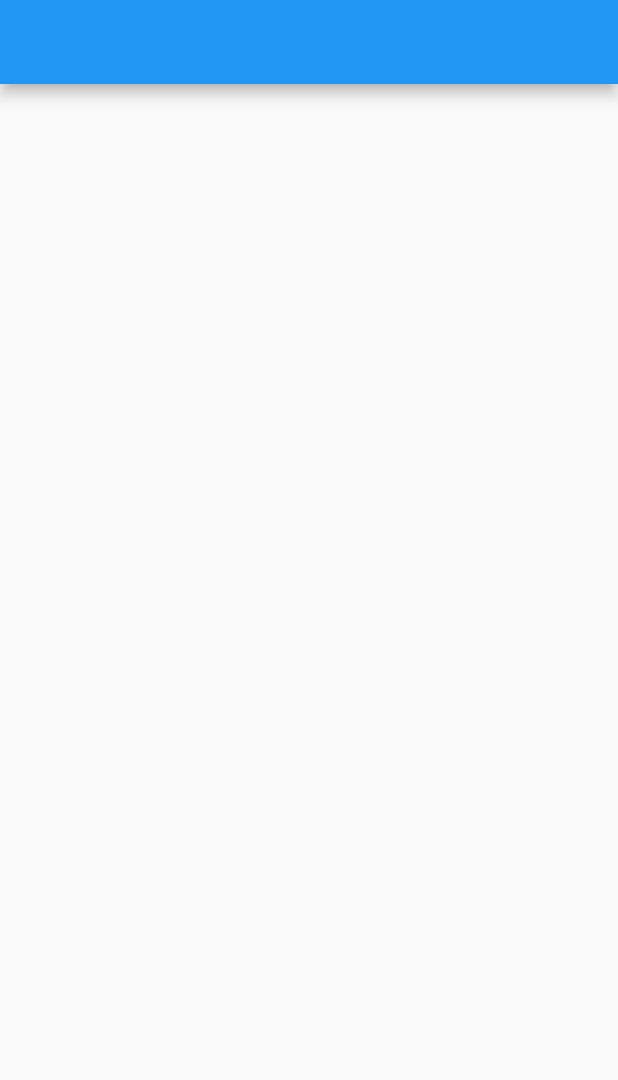
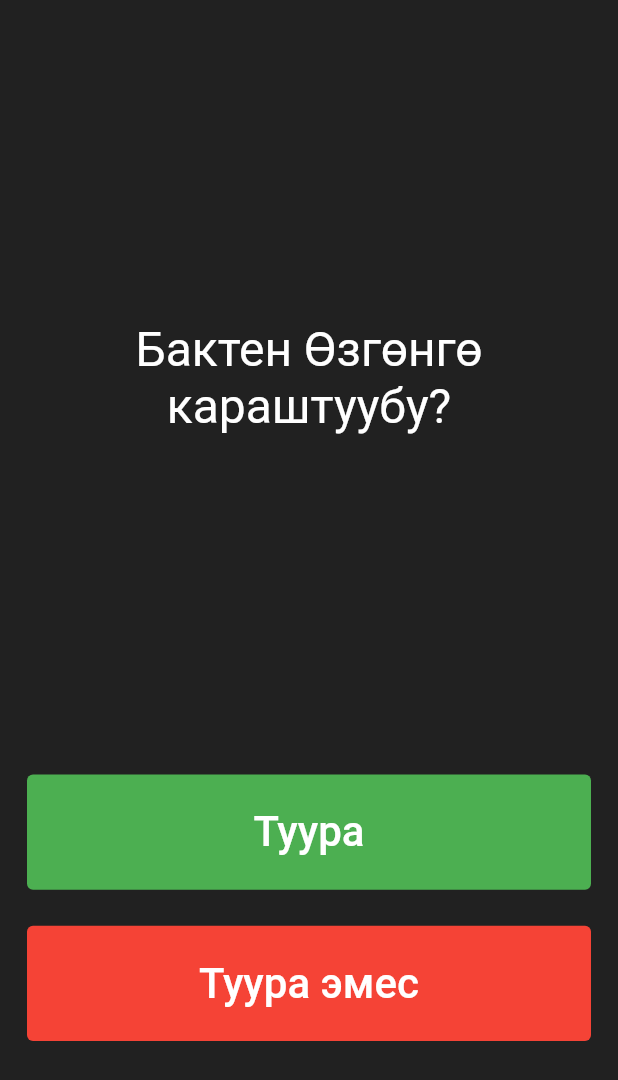
Before and after one commit to azackmatoff/kurs3_sabak5, a Flutter app: the screen it shows after launch, on a phone screen of 412 x 824 dp. Shown: the top 1080 px of the screen. Run offline on Flutter 3.47's test engine with Material 2 defaults, Android fonts, the phone set to English and light mode, and no system bars.

Commit message:
sabak5 buttu

```diff
--- /dev/null
+++ b/lib/expanded_text_button.dart
@@ -0,0 +1,40 @@
+import 'package:flutter/material.dart';
+
+class ExpandedTextButton extends StatelessWidget {
+  final Color buttonBgColor;
+  final String buttonText;
+  final Function onPressed;
+
+  const ExpandedTextButton({
+    Key key,
+    this.buttonBgColor,
+    this.buttonText,
+    this.onPressed,
+  }) : super(key: key);
+
+  @override
+  Widget build(BuildContext context) {
+    return Expanded(
+      child: Padding(
+        padding: const EdgeInsets.symmetric(
+          vertical: 12.0,
+        ),
+        child: TextButton(
+          onPressed: onPressed,
+          child: Text(
+            buttonText,
+            style: TextStyle(
+              color: Colors.white,
+              fontSize: 28.0,
+            ),
+          ),
+          style: ButtonStyle(
+            backgroundColor: MaterialStateProperty.all(
+              buttonBgColor,
+            ),
+          ),
+        ),
+      ),
+    );
+  }
+}
--- a/lib/main.dart
+++ b/lib/main.dart
@@ -1,6 +1,10 @@
 import 'package:flutter/material.dart';
+import 'package:kurs3_sabak5/question_page.dart';
+import 'package:kurs3_sabak5/questions_brain.dart';
 
 import 'home_view.dart';
+
+//final QuestionsBrain questionsBrain = QuestionsBrain(); //Global variable
 
 void main() {
   runApp(MyApp());
@@ -12,7 +16,11 @@ class MyApp extends StatelessWidget {
   @override
   Widget build(BuildContext context) {
     return MaterialApp(
-      home: HomeView(),
+      debugShowCheckedModeBanner: false,
+      theme: ThemeData.dark().copyWith(
+        scaffoldBackgroundColor: Color(0xff212121),
+      ),
+      home: QuestionPage(),
     );
   }
 }
--- /dev/null
+++ b/lib/question.dart
@@ -0,0 +1,6 @@
+class Question {
+  String question;
+  bool answer;
+
+  Question({this.answer, this.question});
+}
--- /dev/null
+++ b/lib/question_page.dart
@@ -0,0 +1,164 @@
+import 'package:flutter/material.dart';
+import 'package:kurs3_sabak5/expanded_text_button.dart';
+import 'package:kurs3_sabak5/questions_brain.dart';
+
+class QuestionPage extends StatefulWidget {
+  const QuestionPage({Key key}) : super(key: key);
+
+  @override
+  _QuestionPageState createState() => _QuestionPageState();
+}
+
+class _QuestionPageState extends State<QuestionPage> {
+  List<Widget> icons = <Widget>[];
+
+  int count = 0;
+
+  String questionText = 'No Questions';
+
+  Icon correctIcon = Icon(
+    Icons.check,
+    color: Colors.green,
+    size: 32.0,
+  );
+  Icon inCorrectIcon = Icon(
+    Icons.close,
+    color: Colors.red,
+    size: 32.0,
+  );
+
+  @override
+  void initState() {
+    super.initState();
+    print('initState========');
+    questionText = QuestionsBrain().getQuestion();
+  }
+
+  // Scope, global
+  // Scope, private
+  void userAnswered(bool userAnswer) {
+    bool _realAnswer = questionsBrain.getRealAnswer();
+
+    if (userAnswer == _realAnswer) {
+      // tuura
+      icons.add(correctIcon);
+    } else {
+      // tuura emes
+      icons.add(inCorrectIcon);
+    }
+
+    questionsBrain.getNext();
+    questionText = questionsBrain.getQuestion();
+
+    print('questionText at UI: $questionText');
+
+    setState(() {
+      count++;
+    });
+  }
+
+  @override
+  Widget build(BuildContext context) {
+    print('build======== $count');
+    return Scaffold(
+      body: Padding(
+        padding: const EdgeInsets.only(
+          right: 18.0,
+          left: 18.0,
+        ),
+        child: Column(
+          crossAxisAlignment: CrossAxisAlignment.stretch,
+          children: [
+            Expanded(
+              flex: 5,
+              child: Center(
+                child: Text(
+                  questionText,
+                  style: TextStyle(
+                    fontSize: 32.0,
+                  ),
+                  textAlign: TextAlign.center,
+                ),
+              ),
+            ),
+            questionText == 'Аягына чыкты!'
+                ? ExpandedTextButton(
+                    buttonText: 'Кайрадан башта!',
+                    buttonBgColor: Color(0xff4CAF51),
+                    onPressed: () {
+                      setState(() {
+                        icons = <Widget>[];
+                        questionText = questionsBrain.reset();
+                      });
+                    },
+                  )
+                : ExpandedTextButton(
+                    buttonBgColor: Color(0xff4CAF51),
+                    buttonText: 'Туура',
+                    onPressed: () {
+                      userAnswered(true);
+                    },
+                  ),
+            questionText == 'Аягына чыкты!'
+                ? SizedBox()
+                : ExpandedTextButton(
+                    buttonBgColor: Color(0xffF54336),
+                    buttonText: 'Туура эмес',
+                    onPressed: () => userAnswered(false),
+                    //Ustunku  userAnswered(true) degendin kiska jolu
+                  ),
+            //Bular misal, method arkiluu dynamichniy widgetterdi kuruu
+            // _buildExpandedButton(
+            //   buttonBgColor: Color(0xff4CAF51),
+            //   buttonText: 'Tuura',
+            // ),
+            // _buildExpandedButton(
+            //   buttonBgColor: Color(0xffF54336),
+            //   buttonText: 'Tuura emes',
+            // ),
+            // Widget arkiluu dinamichniy widgetterdi kuruu
+
+            // Row(
+            //   children: icons,
+            // ), //Ikonkalardi bul jerge koshso bolot, je bolboso bottomNavigationBar-ga koshso bolot
+            SizedBox(height: 60.0),
+          ],
+        ),
+      ),
+      bottomNavigationBar: Padding(
+        padding: const EdgeInsets.only(bottom: 58.0, right: 18.0, left: 18.0),
+        child: Row(
+          children: icons,
+        ),
+      ),
+    );
+  }
+
+  Expanded _buildExpandedButton({Color buttonBgColor, String buttonText}) {
+    return Expanded(
+      child: Padding(
+        padding: const EdgeInsets.symmetric(
+          vertical: 12.0,
+        ),
+        child: TextButton(
+          onPressed: () {},
+          child: Text(
+            buttonText,
+            style: TextStyle(
+              color: Colors.white,
+              fontSize: 26.0,
+            ),
+          ),
+          style: ButtonStyle(
+            backgroundColor: MaterialStateProperty.all(
+              buttonBgColor,
+            ),
+          ),
+        ),
+      ),
+    );
+  }
+}
+
+// DRY - Don't Repeat Yourself
+//
--- /dev/null
+++ b/lib/questions_brain.dart
@@ -0,0 +1,43 @@
+import 'package:kurs3_sabak5/question.dart';
+
+class QuestionsBrain {
+  // funksiyalar
+
+  int _index = 0; //Private variable, privatnyi peremennyi
+
+  List<Question> questions = [
+    Question(question: 'Бактен Өзгөнгө караштуубу?', answer: false), //0
+    Question(question: 'Баткен районбу?', answer: false), //1
+    Question(question: 'Баткен Кыргызстандабы?', answer: true), //2
+  ];
+
+  String getQuestion() {
+    print(
+        'questionsBrain getQuestion index: $_index and questions.length: ${questions.length}');
+    if (questions.length == _index) {
+      print('questionsBrain.index getQuestion null: $_index');
+      return 'Аягына чыкты!';
+    }
+
+    print('questionsBrain.index getQuestion: $_index');
+    return questions[_index].question;
+  }
+
+  bool getRealAnswer() {
+    print('questionsBrain.index getRealAnswer: $_index');
+    return questions[_index].answer;
+  }
+
+  void getNext() {
+    _index++;
+
+    print('questionsBrain.index: $_index');
+  }
+
+  String reset() {
+    _index = 0;
+    return getQuestion();
+  }
+}
+
+final QuestionsBrain questionsBrain = QuestionsBrain();
```
